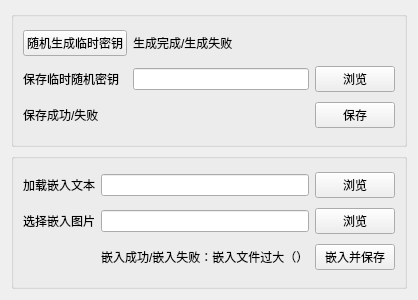
This is gui/server.ui in barryZZJ/RDH-EI_cqu as Qt 5 draws it before an edit. The edited form follows.
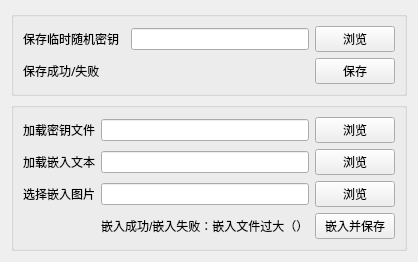
This is the edited form.

```diff
--- a/gui/server.ui
+++ b/gui/server.ui
@@ -7,81 +7,107 @@
     <x>0</x>
     <y>0</y>
     <width>407</width>
-    <height>300</height>
+    <height>238</height>
    </rect>
   </property>
+  <property name="font">
+   <font>
+    <family>Microsoft YaHei UI</family>
+   </font>
+  </property>
   <property name="windowTitle">
    <string>Form</string>
   </property>
   <layout class="QVBoxLayout" name="verticalLayout">
    <item>
     <widget class="QGroupBox" name="groupBox_2">
+     <property name="font">
+      <font>
+       <family>Microsoft YaHei UI</family>
+      </font>
+     </property>
      <property name="title">
       <string/>
      </property>
      <layout class="QGridLayout" name="gridLayout">
-      <item row="2" column="0" colspan="2">
+      <item row="0" column="3">
+       <widget class="QPushButton" name="pushButton_2">
+        <property name="text">
+         <string>浏览</string>
+        </property>
+       </widget>
+      </item>
+      <item row="1" column="0" colspan="2">
        <widget class="QLabel" name="label_3">
+        <property name="font">
+         <font>
+          <family>Microsoft Uighur</family>
+         </font>
+        </property>
         <property name="text">
          <string>保存成功/失败</string>
         </property>
        </widget>
       </item>
-      <item row="2" column="3">
+      <item row="1" column="3">
        <widget class="QPushButton" name="pushButton_4">
         <property name="text">
          <string>保存</string>
         </property>
        </widget>
       </item>
-      <item row="1" column="0">
+      <item row="0" column="2">
+       <widget class="QLineEdit" name="lineEdit"/>
+      </item>
+      <item row="0" column="0">
        <widget class="QLabel" name="label">
         <property name="text">
          <string>保存临时随机密钥</string>
         </property>
        </widget>
       </item>
-      <item row="0" column="0" colspan="2">
-       <widget class="QPushButton" name="pushButton">
-        <property name="text">
-         <string>随机生成临时密钥</string>
-        </property>
-       </widget>
-      </item>
-      <item row="1" column="2">
-       <widget class="QLineEdit" name="lineEdit"/>
-      </item>
-      <item row="0" column="2">
-       <widget class="QLabel" name="label_2">
-        <property name="text">
-         <string>生成完成/生成失败</string>
-        </property>
-       </widget>
-      </item>
-      <item row="1" column="3">
-       <widget class="QPushButton" name="pushButton_2">
-        <property name="text">
-         <string>浏览</string>
-        </property>
-       </widget>
-      </item>
      </layout>
     </widget>
    </item>
    <item>
     <widget class="QGroupBox" name="groupBox">
+     <property name="font">
+      <font>
+       <family>Microsoft YaHei UI</family>
+      </font>
+     </property>
      <property name="title">
       <string/>
      </property>
      <layout class="QGridLayout" name="gridLayout_2">
-      <item row="0" column="2">
+      <item row="1" column="1">
+       <widget class="QLineEdit" name="lineEdit_2"/>
+      </item>
+      <item row="0" column="0">
+       <widget class="QLabel" name="label_7">
+        <property name="text">
+         <string>加载密钥文件</string>
+        </property>
+       </widget>
+      </item>
+      <item row="1" column="2">
        <widget class="QPushButton" name="pushButton_6">
         <property name="text">
          <string>浏览</string>
         </property>
        </widget>
       </item>
-      <item row="2" column="2">
+      <item row="1" column="0">
+       <widget class="QLabel" name="label_5">
+        <property name="text">
+         <string>加载嵌入文本</string>
+        </property>
+       </widget>
+      </item>
+      <item row="2" column="1">
+       <widget class="QLineEdit" name="lineEdit_3"/>
+      </item>
+      <item row="3" column="2">
        <widget class="QPushButton" name="pushButton_5">
         <property name="text">
          <string>嵌入并保存</string>
@@ -89,36 +115,33 @@
        </widget>
       </item>
       <item row="0" column="1">
-       <widget class="QLineEdit" name="lineEdit_2"/>
+       <widget class="QLineEdit" name="lineEdit_4"/>
       </item>
-      <item row="1" column="1">
-       <widget class="QLineEdit" name="lineEdit_3"/>
+      <item row="3" column="1">
+       <widget class="QLabel" name="label_6">
+        <property name="text">
+         <string>嵌入成功/嵌入失败：嵌入文件过大（）</string>
+        </property>
+       </widget>
       </item>
-      <item row="1" column="2">
+      <item row="2" column="2">
        <widget class="QPushButton" name="pushButton_3">
         <property name="text">
          <string>浏览</string>
         </property>
        </widget>
       </item>
-      <item row="0" column="0">
-       <widget class="QLabel" name="label_5">
-        <property name="text">
-         <string>加载嵌入文本</string>
-        </property>
-       </widget>
-      </item>
-      <item row="1" column="0">
+      <item row="2" column="0">
        <widget class="QLabel" name="label_4">
         <property name="text">
          <string>选择嵌入图片</string>
         </property>
        </widget>
       </item>
-      <item row="2" column="1">
-       <widget class="QLabel" name="label_6">
+      <item row="0" column="2">
+       <widget class="QPushButton" name="pushButton_7">
         <property name="text">
-         <string>嵌入成功/嵌入失败：嵌入文件过大（）</string>
+         <string>浏览</string>
         </property>
        </widget>
       </item>
```
